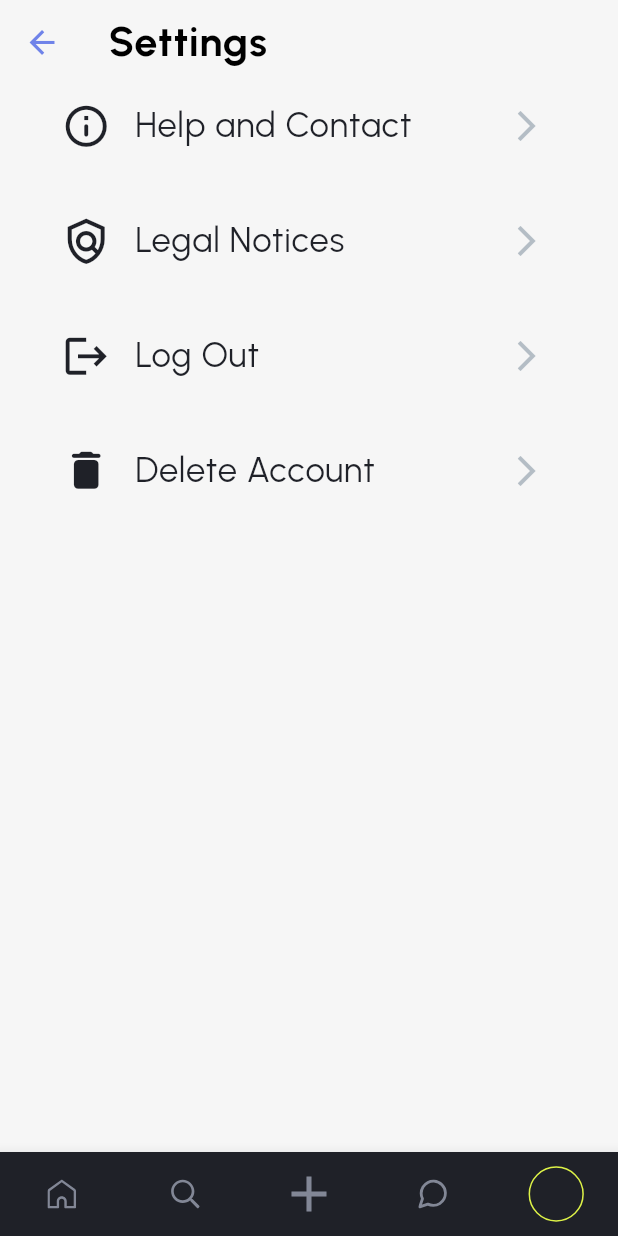
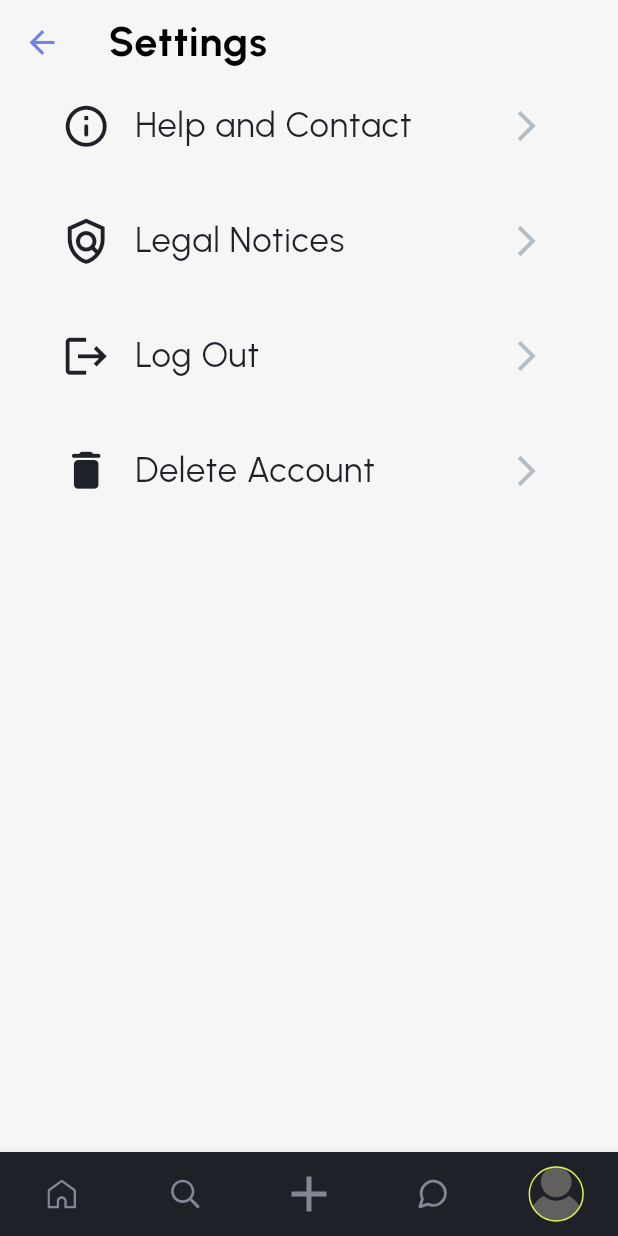
Before and after one commit to enespada/talent_app, a Flutter app: the SettingsScreen screen opened by its route, on a phone screen of 412 x 824 dp. Run offline on Flutter 3.47's test engine with Material 2 defaults, Android fonts, the phone set to English and light mode, and no system bars; our stand-ins replace cached_network_image, cloud_firestore, firebase_auth, firebase_core, firebase_storage, flutter_secure_storage and 5 more; missing offline and left inert: flutter_google_places, google_api_headers, google_maps_webservice, photo_manager, video_compress, video_thumbnail; accounts and stored records are empty; project files that could hold a hidden picture were left out.

Commit message:
final fixes

```diff
--- a/lib/presentation/widgets/custom_bottom_navigation_bar.dart
+++ b/lib/presentation/widgets/custom_bottom_navigation_bar.dart
@@ -122,7 +122,10 @@ class CustomBottomNavigationBar extends StatelessWidget {
                           image: CachedNetworkImageProvider(snapshot.data!),
                           fit: BoxFit.cover,
                         )
-                      : null,
+                      : const DecorationImage(
+                          image: AssetImage('assets/images/no-user.png'),
+                          fit: BoxFit.cover,
+                        ),
                 ),
               );
             },
```
